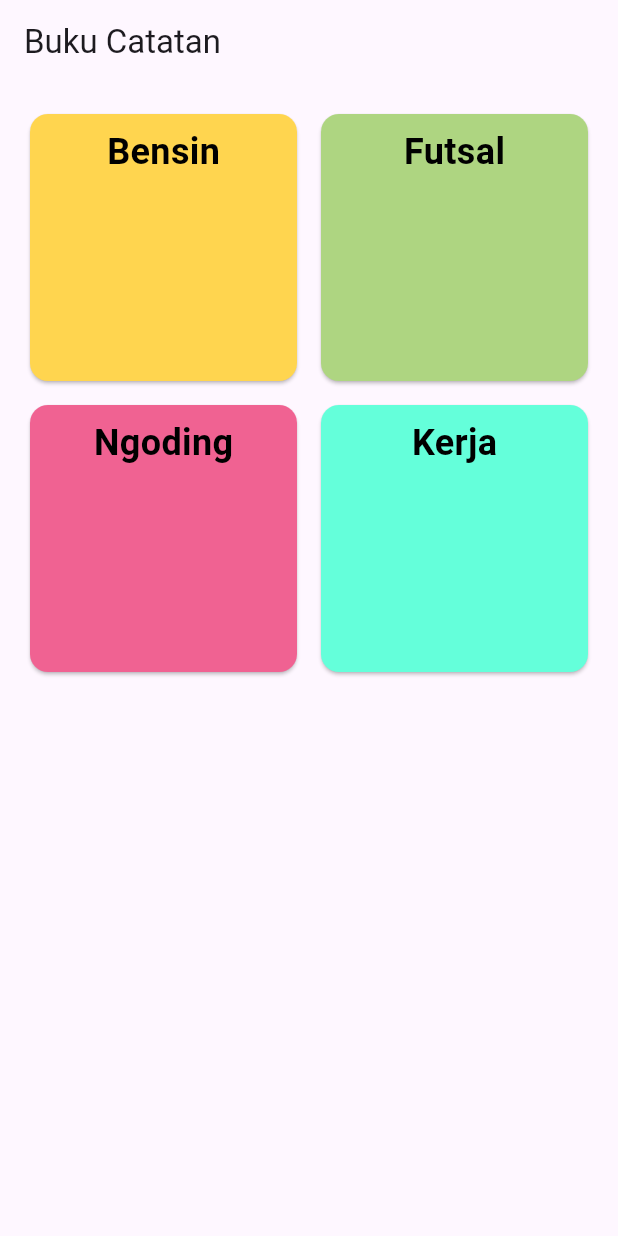
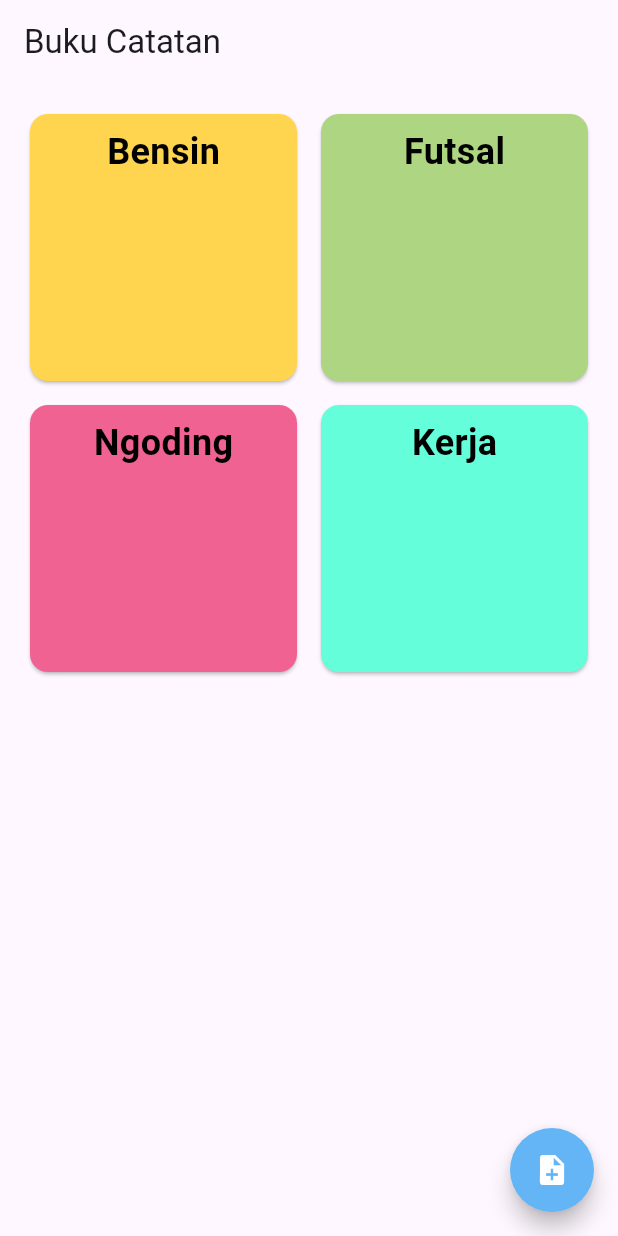
Before and after one commit to LordRedsky/flutter_notes_app, a Flutter app: the HomePage screen opened directly, on a phone screen of 412 x 824 dp. Run offline on Flutter 3.47's test engine with Material 2 defaults, Android fonts, the phone set to English and light mode, and no system bars; our stand-ins replace shared_preferences, sqflite; accounts and stored records are empty.

Commit message:
edit tampilan floatingActionButton

```diff
--- a/lib/pages/home_page.dart
+++ b/lib/pages/home_page.dart
@@ -62,6 +62,17 @@ class _HomePageState extends State<HomePage> {
           itemCount: notes.length,
         ),
       ),
+      floatingActionButton: FloatingActionButton(
+        shape: RoundedRectangleBorder(
+          borderRadius: BorderRadius.circular(30),
+        ),
+        backgroundColor: Colors.blue.shade300,
+        onPressed: () {},
+        child: const Icon(
+          Icons.note_add,
+          color: Colors.white,
+        ),
+      ),
     );
   }
 }
```
